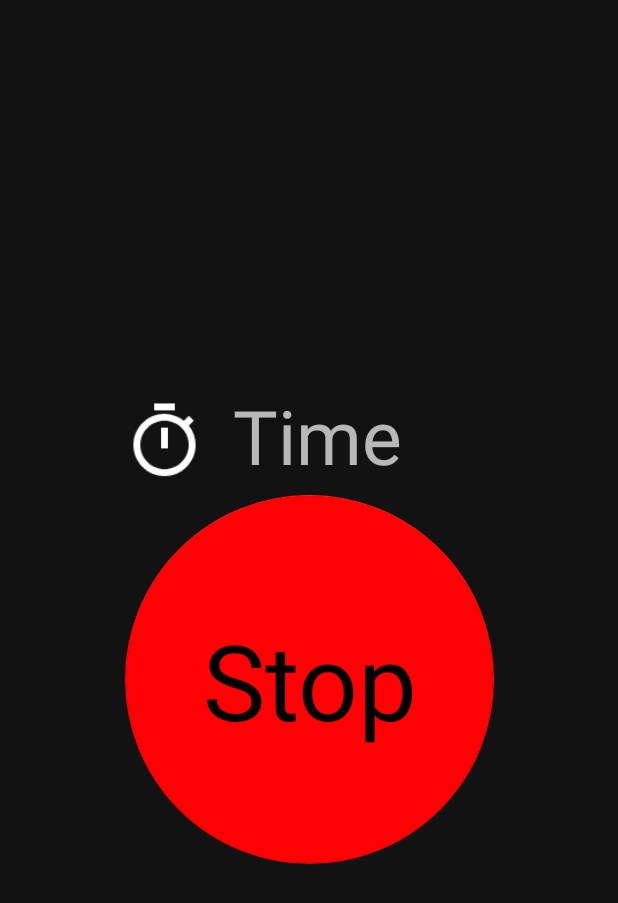
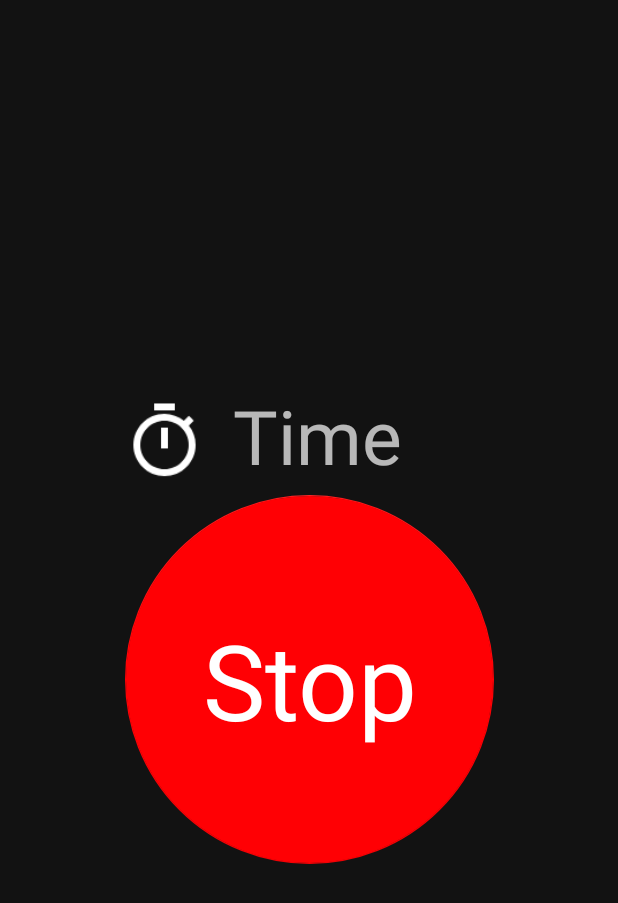
Before and after one commit to MajdKhodr/StillAlert, an Android app: the StopActivity screen opened directly, with no data from a screen before it, on a phone screen of 412 x 824 dp. Shown: the top 903 px of the screen. Run offline under Robolectric (Android 15) with nearby library versions, the phone set to English and light mode, and no system bars.

```diff
--- a/Android/app/src/main/res/layout/activity_stop.xml
+++ b/Android/app/src/main/res/layout/activity_stop.xml
@@ -31,7 +31,7 @@
         android:layout_width="wrap_content"
         android:layout_height="wrap_content"
         android:text="@string/button_stop"
-        android:textColor="@android:color/background_dark"
+        android:textColor="@color/light"
         android:textSize="70sp"
         android:visibility="visible"
         app:layout_constraintBottom_toBottomOf="@+id/floatingActionButton_stop"
--- a/Android/app/src/main/res/values/colors.xml
+++ b/Android/app/src/main/res/values/colors.xml
@@ -4,5 +4,5 @@
     <color name="colorPrimaryDark">#303f9f</color>
     <color name="colorAccent">#FF4081</color>
     <color name="background_material_dark">#000000</color>
-    <color name="light">#FFFFFFFF</color>
+    <color name="light">#ffffff</color>
 </resources>
```
